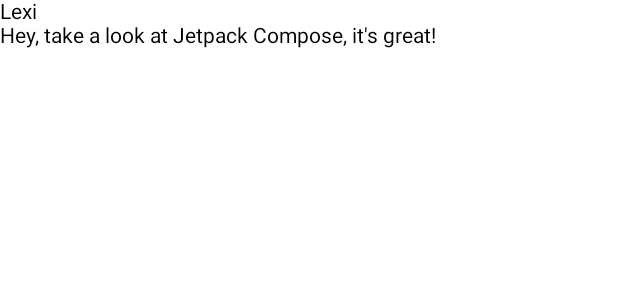
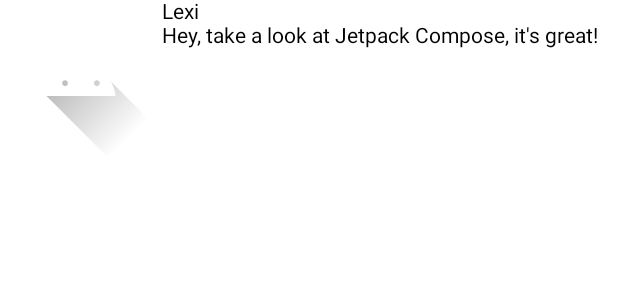
Before and after one commit to PauloLajos/AndroidJetpackComposePractices, an Android app built with Jetpack Compose: the @Preview function PreviewMessageCard, on a phone screen of 412 x 824 dp. Shown: the top 300 px of the screen. Run offline under Robolectric (Android 15) with nearby library versions, the phone set to English and light mode, and no system bars.

Commit message:
ComposeTutorial - 02: Layouts - Add an image element

```diff
--- a/ComposeTutorial/app/src/main/java/hu/paulolajos/dev/composetutorial/MainActivity.kt
+++ b/ComposeTutorial/app/src/main/java/hu/paulolajos/dev/composetutorial/MainActivity.kt
@@ -3,9 +3,12 @@ package hu.paulolajos.dev.composetutorial
 import android.os.Bundle
 import androidx.activity.ComponentActivity
 import androidx.activity.compose.setContent
+import androidx.compose.foundation.Image
 import androidx.compose.foundation.layout.Column
+import androidx.compose.foundation.layout.Row
 import androidx.compose.material3.Text
 import androidx.compose.runtime.Composable
+import androidx.compose.ui.res.painterResource
 import androidx.compose.ui.tooling.preview.Preview
 
 class MainActivity : ComponentActivity() {
@@ -21,9 +24,16 @@ data class Message(val author: String, val body: String)
 
 @Composable
 fun MessageCard(msg: Message) {
-    Column {
-        Text(text = msg.author)
-        Text(text = msg.body)
+    Row {
+        Image(
+            painter = painterResource(R.drawable.ic_launcher_foreground),
+            contentDescription = "Contact profile picture",
+        )
+
+        Column {
+            Text(text = msg.author)
+            Text(text = msg.body)
+        }
     }
 }
 
```
